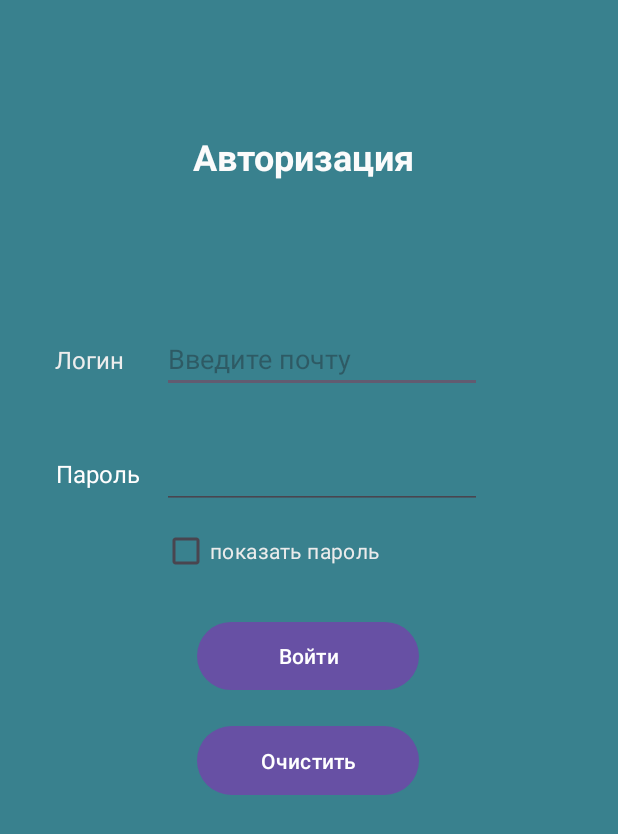
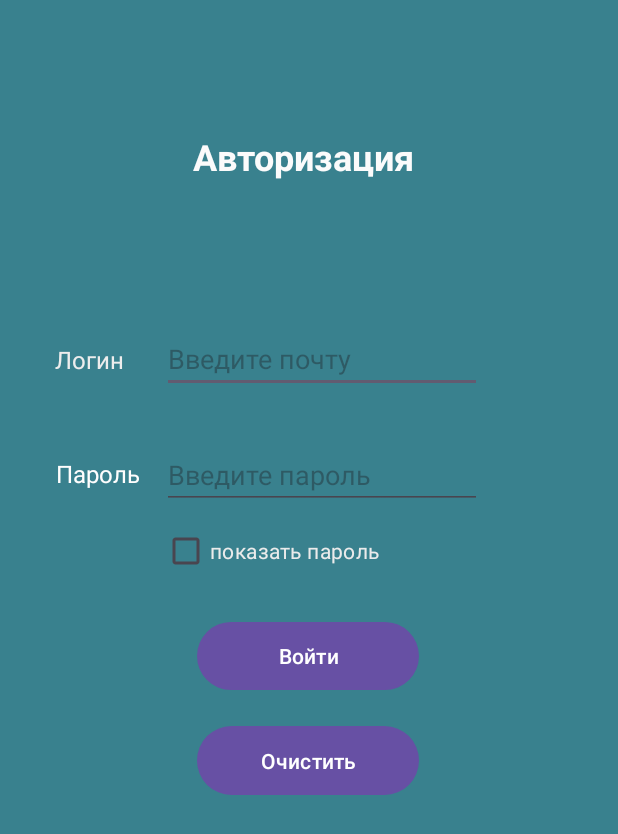
Before and after one commit to chilivar/LabWorkAndroid, an Android app: the screen it shows after launch (MainActivity), on a phone screen of 412 x 824 dp. Shown: the top 834 px of the screen. Run offline under Robolectric (Android 15) with nearby library versions, the phone set to English and light mode, and no system bars.

Commit message:
Изменения в UI

```diff
--- a/app/src/main/res/layout/activity_main.xml
+++ b/app/src/main/res/layout/activity_main.xml
@@ -44,6 +44,7 @@
         android:layout_marginTop="32dp"
         android:ems="10"
         android:inputType="textPassword"
+        android:hint="Введите пароль"
         android:textColor="#FFFFFF"
         app:layout_constraintStart_toStartOf="parent"
         app:layout_constraintTop_toBottomOf="@+id/loginTxtBx" />
```
